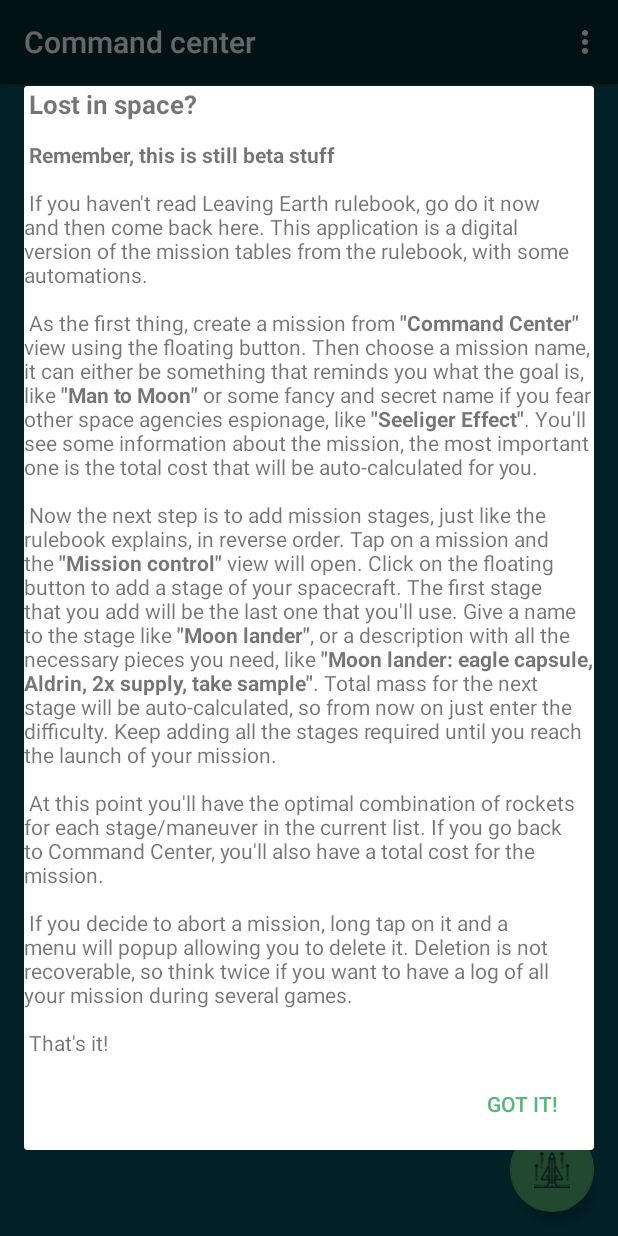
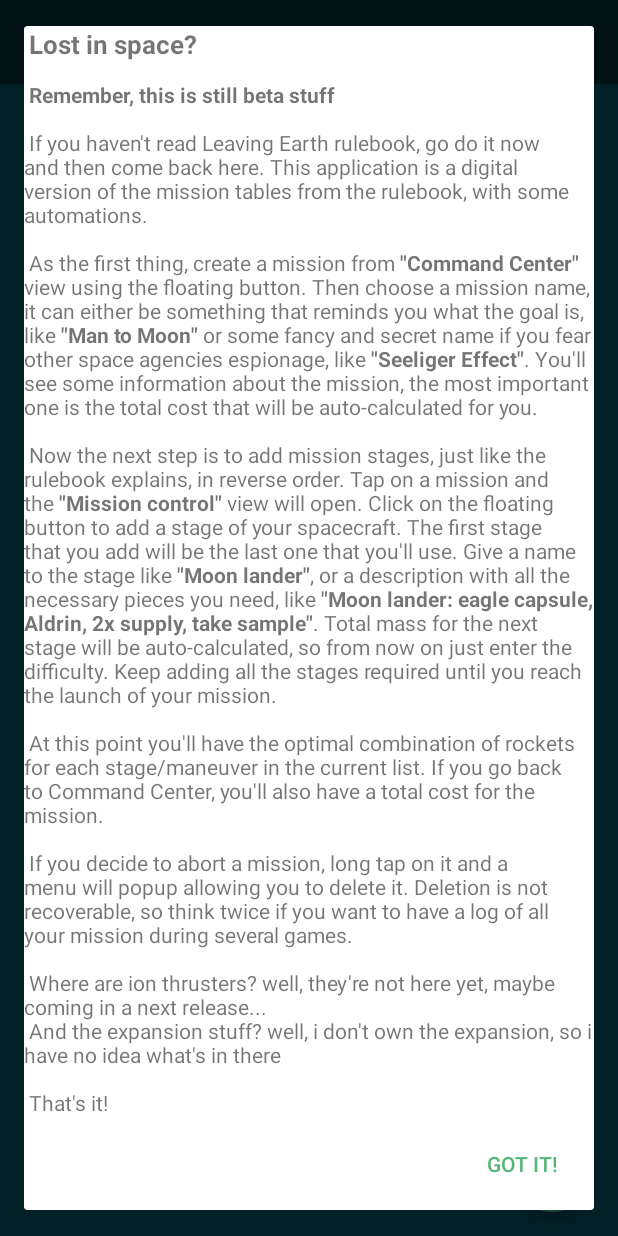
Before and after one commit to Need2Revolt/LEMP, an Android app: the screen it shows after launch (MissionsListerActivity), in the options menu, after a tap on "Huston, we have a problem!", on a phone screen of 412 x 824 dp. Run offline under Robolectric (Android 15) with nearby library versions, the phone set to English and light mode, and no system bars; libraries missing offline, so code that uses them is left out: org.greenrobot.greendao; 8 statements that could not run were skipped.

Commit message:
Ion thrusters on help, missions in reverse order

```diff
--- a/app/src/main/java/net/octopusstudios/carnospace/cmp/launcher/SplashActivity.java
+++ b/app/src/main/java/net/octopusstudios/carnospace/cmp/launcher/SplashActivity.java
@@ -7,11 +7,16 @@ package net.octopusstudios.carnospace.cmp.launcher;
 
 import android.content.Intent;
 import android.os.Bundle;
+import android.support.v4.content.res.TypedArrayUtils;
 import android.support.v7.app.AppCompatActivity;
 
 import net.octopusstudios.carnospace.cmp.activity.MissionsListerActivity;
 import net.octopusstudios.carnospace.cmp.pojo.DaoSession;
+import net.octopusstudios.carnospace.cmp.pojo.Mission;
 import net.octopusstudios.carnospace.cmp.status.SharedState;
+
+import java.util.Collections;
+import java.util.List;
 
 /**
  * Created by Davide on 13/02/2017.
@@ -25,7 +30,10 @@ public class SplashActivity extends AppCompatActivity {
 
         SharedState sharedState = (SharedState)getApplicationContext();
         DaoSession daoSession = sharedState.getDaoSession();
-        sharedState.setMissions(daoSession.getMissionDao().loadAll());
+        List<Mission> missions = daoSession.getMissionDao().loadAll();
+        //reverse missions so most recent is on top
+        Collections.reverse(missions);
+        sharedState.setMissions(missions);
 
         Intent intent = new Intent(this, MissionsListerActivity.class);
         startActivity(intent);
--- a/app/src/main/java/net/octopusstudios/carnospace/cmp/listener/AddMissionListener.java
+++ b/app/src/main/java/net/octopusstudios/carnospace/cmp/listener/AddMissionListener.java
@@ -58,7 +58,7 @@ public class AddMissionListener implements View.OnClickListener {
                             public void onClick(DialogInterface dialog, int id) {
                                 String name = stageNameEdit.getText().toString();
                                 Mission m = new Mission(name);
-                                missions.add(m);
+                                missions.add(0, m);
                                 daoSession.insertOrReplace(m);
                                 missionsAdapter.notifyDataSetChanged();
                             }
--- a/app/src/main/res/values/strings.xml
+++ b/app/src/main/res/values/strings.xml
@@ -60,6 +60,9 @@
         Deletion is not recoverable, so think twice if you want to have a log of all your mission during
         several games.
         \n\n
+        Where are ion thrusters? well, they\'re not here yet, maybe coming in a next release...\n
+        And the expansion stuff? well, i don\'t own the expansion, so i have no idea what\'s in there
+        \n\n
         That\'s it!
 
     </string>
```
